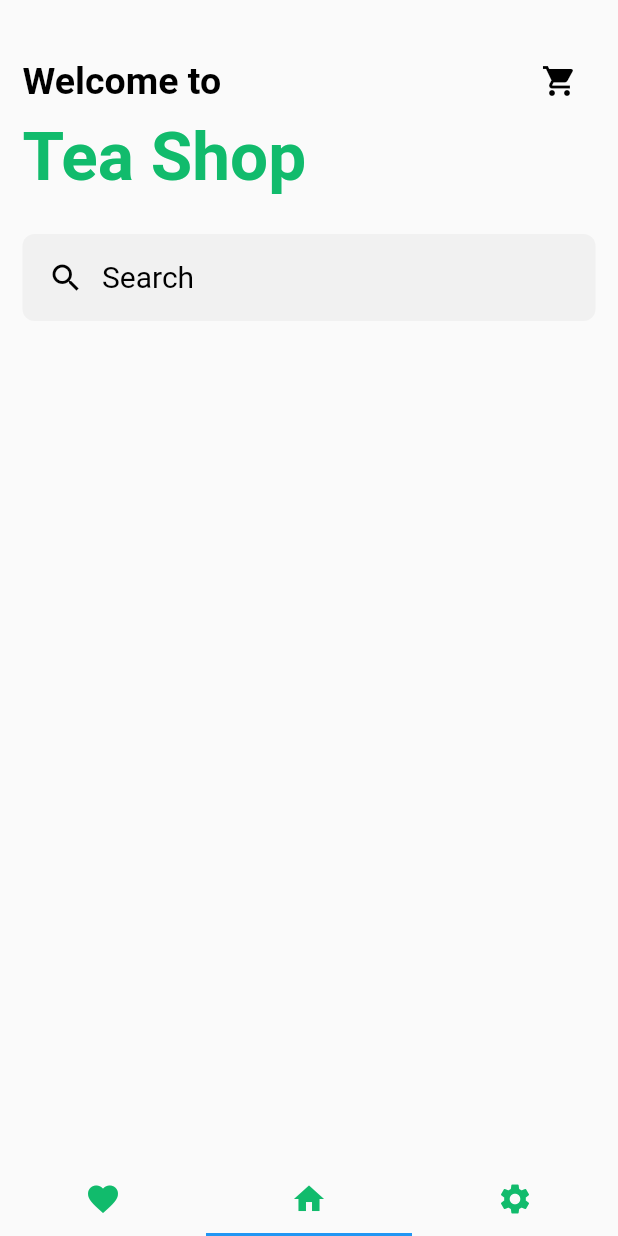
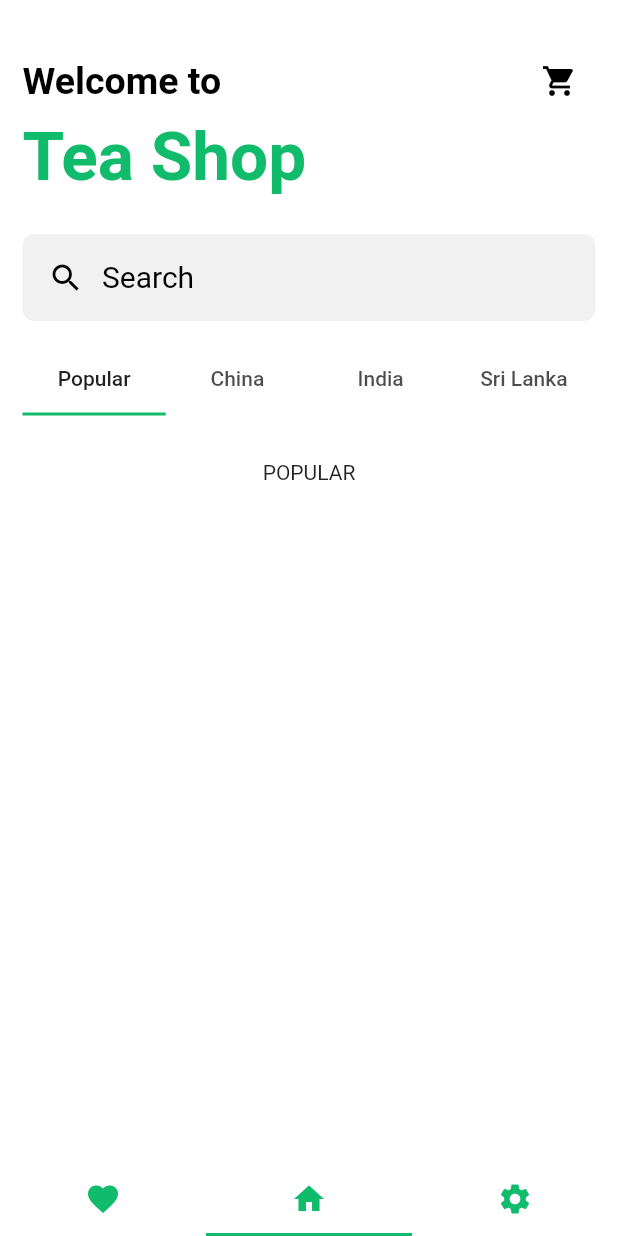
Before and after one commit to PatrykIZajac/TeaApp, a Flutter app: the screen it shows after launch, on a phone screen of 412 x 824 dp. Run offline on Flutter 3.47's test engine with Material 2 defaults, Android fonts, the phone set to English and light mode, and no system bars.

Commit message:
Adding new tabBar widget with new tabs and refresh indicator functionality.

```diff
--- a/lib/main.dart
+++ b/lib/main.dart
@@ -6,15 +6,17 @@ void main() {
 }
 
 class MyApp extends StatelessWidget {
-  // This widget is the root of your application.
+  ThemeData _lightTheme = ThemeData(
+    brightness: Brightness.light,
+    scaffoldBackgroundColor: Colors.white,
+    primaryColor: Color(0xFF11bb6c),
+  );
+
   @override
   Widget build(BuildContext context) {
     return MaterialApp(
       title: 'Flutter Demo',
-      theme: ThemeData(
-        primarySwatch: Colors.blue,
-        visualDensity: VisualDensity.adaptivePlatformDensity,
-      ),
+      theme: _lightTheme,
       home: HomeScreen(),
     );
   }
--- /dev/null
+++ b/lib/screens/category_host.dart
@@ -0,0 +1,57 @@
+import 'package:flutter/material.dart';
+import 'package:tea_app/screens/china_tab.dart';
+import 'package:tea_app/screens/india_tab.dart';
+import 'package:tea_app/screens/popular_tab.dart';
+import 'package:tea_app/screens/sriLanka_tab.dart';
+
+class CategoryHost extends StatefulWidget {
+  @override
+  _CategoryHostState createState() => _CategoryHostState();
+}
+
+class _CategoryHostState extends State<CategoryHost>
+    with TickerProviderStateMixin {
+  TabController controllerInFav;
+
+  @override
+  void initState() {
+    super.initState();
+    controllerInFav = TabController(length: 4, vsync: this, initialIndex: 0);
+    controllerInFav.addListener(() {
+      _handleTabSelection();
+    });
+  }
+
+  void _handleTabSelection() {
+    setState(() {});
+  }
+
+  @override
+  Widget build(BuildContext context) {
+    return Scaffold(
+      resizeToAvoidBottomPadding: false,
+      body: TabBarView(
+        children: <Widget>[PopularTab(), ChinaTab(), IndiaTab(), SriLankaTab()],
+        controller: controllerInFav,
+      ),
+      appBar: TabBar(
+        indicatorColor: Theme.of(context).primaryColor,
+        controller: controllerInFav,
+        tabs: <Tab>[
+          Tab(
+            text: 'Popular',
+          ),
+          Tab(
+            text: 'China',
+          ),
+          Tab(
+            text: 'India',
+          ),
+          Tab(
+            text: 'Sri Lanka',
+          )
+        ],
+      ),
+    );
+  }
+}
--- /dev/null
+++ b/lib/screens/popular_tab.dart
@@ -0,0 +1,25 @@
+import 'package:flutter/material.dart';
+
+class PopularTab extends StatefulWidget {
+  @override
+  _PopularTabState createState() => _PopularTabState();
+}
+
+class _PopularTabState extends State<PopularTab> {
+  @override
+  Widget build(BuildContext context) {
+    return RefreshIndicator(
+      onRefresh: () async {
+        print("UPDATE from swipe to refresh - POPULAR");
+      },
+      child: Padding(
+        padding: const EdgeInsets.fromLTRB(15, 30, 15, 0),
+        child: ListView(
+          children: <Widget>[
+            Center(child: Text('POPULAR')),
+          ],
+        ),
+      ),
+    );
+  }
+}
--- a/lib/screens/start_tab.dart
+++ b/lib/screens/start_tab.dart
@@ -1,4 +1,5 @@
 import 'package:flutter/material.dart';
+import 'package:tea_app/screens/category_host.dart';
 import 'package:tea_app/widget/header_widget.dart';
 
 class StartTab extends StatelessWidget {
@@ -11,10 +12,34 @@ class StartTab extends StatelessWidget {
           child: Column(
             children: [
               HeaderWidget(),
+              Padding(
+                padding: const EdgeInsets.only(top: 15.0),
+                child: Container(height: 300, child: CategoryHost()),
+              ),
             ],
           ),
         ),
       ),
     );
+
+    // return RefreshIndicator(
+    //   onRefresh: () async {
+    //     print("UPDATE from swipe to refresh");
+    //   },
+    //   child: Center(
+    //     child: Padding(
+    //       padding: const EdgeInsets.fromLTRB(15, 30, 15, 0),
+    //       child: ListView(
+    //         children: <Widget>[
+    //           HeaderWidget(),
+    //           Padding(
+    //             padding: const EdgeInsets.only(top: 15.0),
+    //             child: Container(height: 100, child: CategoryHost()),
+    //           ),
+    //         ],
+    //       ),
+    //     ),
+    //   ),
+    // );
   }
 }
```
Also changed, not shown: lib/screens/china_tab.dart (added, +25 -0 lines), lib/screens/india_tab.dart (added, +25 -0 lines), lib/screens/sriLanka_tab.dart (added, +25 -0 lines).
